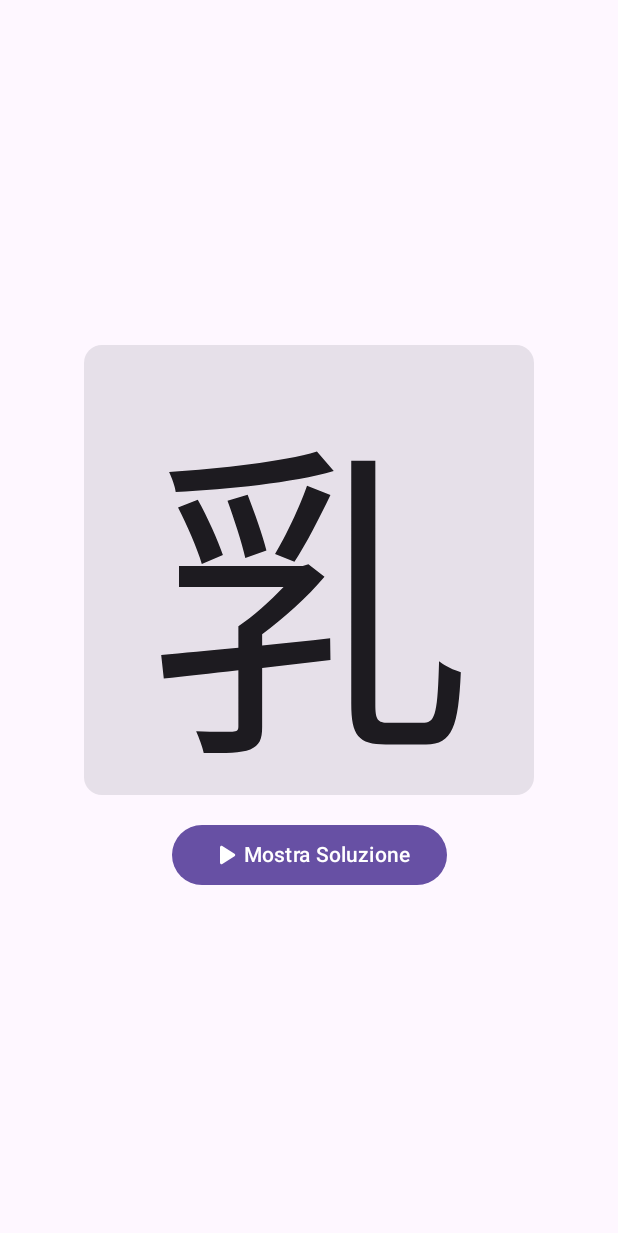
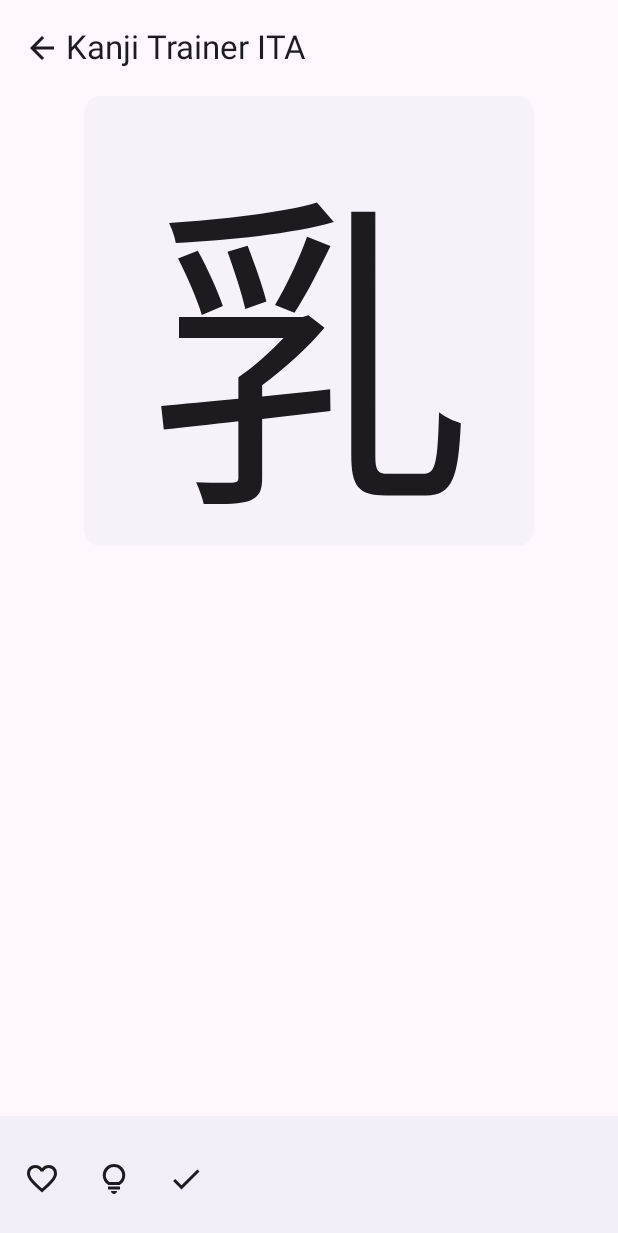
Before and after one commit to EmmanueleVilla/kanji_cards, an Android app built with Jetpack Compose: the @Preview function KanjiCardPreview, on a phone screen of 412 x 824 dp. Shown: the top 1233 px of the screen. Run offline under Robolectric (Android 15) with nearby library versions, the phone set to English and light mode, and no system bars; network calls fail.

Commit message:
update ui

```diff
--- a/app/build.gradle.kts
+++ b/app/build.gradle.kts
@@ -69,4 +69,6 @@ dependencies {
     debugImplementation("androidx.compose.ui:ui-test-manifest")
     implementation("androidx.lifecycle:lifecycle-runtime-ktx:2.6.2")
     implementation("androidx.navigation:navigation-compose:2.7.5")
+    implementation("androidx.datastore:datastore-preferences:1.0.0")
+    implementation("com.google.code.gson:gson:2.10.1")
 }
--- a/app/src/main/java/com/shadowings/kanjitrainerita/Card.kt
+++ b/app/src/main/java/com/shadowings/kanjitrainerita/Card.kt
@@ -1,7 +1,6 @@
 package com.shadowings.kanjitrainerita
 
-import androidx.compose.foundation.layout.Arrangement
-import androidx.compose.foundation.layout.Box
+import androidx.compose.animation.AnimatedVisibility
 import androidx.compose.foundation.layout.Column
 import androidx.compose.foundation.layout.Row
 import androidx.compose.foundation.layout.Spacer
@@ -13,14 +12,18 @@ import androidx.compose.foundation.layout.width
 import androidx.compose.foundation.rememberScrollState
 import androidx.compose.foundation.verticalScroll
 import androidx.compose.material.icons.Icons
-import androidx.compose.material.icons.rounded.PlayArrow
-import androidx.compose.material3.Button
-import androidx.compose.material3.Card
-import androidx.compose.material3.CircularProgressIndicator
+import androidx.compose.material.icons.filled.ArrowBack
+import androidx.compose.material.icons.filled.Done
+import androidx.compose.material3.BottomAppBar
+import androidx.compose.material3.ElevatedCard
+import androidx.compose.material3.ExperimentalMaterial3Api
 import androidx.compose.material3.Icon
+import androidx.compose.material3.IconButton
 import androidx.compose.material3.MaterialTheme
+import androidx.compose.material3.Scaffold
 import androidx.compose.material3.Surface
 import androidx.compose.material3.Text
+import androidx.compose.material3.TopAppBar
 import androidx.compose.runtime.Composable
 import androidx.compose.runtime.getValue
 import androidx.compose.runtime.mutableStateOf
@@ -28,6 +31,7 @@ import androidx.compose.runtime.remember
 import androidx.compose.runtime.setValue
 import androidx.compose.ui.Alignment
 import androidx.compose.ui.Modifier
+import androidx.compose.ui.res.painterResource
 import androidx.compose.ui.text.style.TextAlign
 import androidx.compose.ui.tooling.preview.Preview
 import androidx.compose.ui.unit.dp
@@ -61,7 +65,7 @@ fun KanjiCardPreview() {
                             meaning = "latte materno"
                         ),
                     ),
-                    seenCount = 0
+                    happiness = 0
                 ),
                 {}
             )
@@ -69,20 +73,74 @@ fun KanjiCardPreview() {
     }
 }
 
+@OptIn(ExperimentalMaterial3Api::class)
 @Composable
-fun KanjiCard(kanjiInfo: KanjiInfo?, nextKanji: () -> Unit) {
+fun KanjiCard(info: KanjiInfo, nextKanji: () -> Unit) {
+    var showHint by remember { mutableStateOf(false) }
     var showAnswer by remember { mutableStateOf(false) }
 
-    kanjiInfo?.let { info ->
+    Scaffold(
+        topBar = {
+            TopAppBar(
+                title = {
+                    Text(text = "Kanji Trainer ITA")
+                },
+                navigationIcon = {
+                    Row(Modifier.padding(start = 12.dp)) {
+                        Icon(Icons.Default.ArrowBack, contentDescription = "Back")
+                    }
+                }
+            )
+        },
+        bottomBar = {
+            BottomAppBar(
+                actions = {
+                    Row(
+                        verticalAlignment = Alignment.CenterVertically,
+                    ) {
+                        IconButton(onClick = {
+
+                        }) {
+                            Icon(
+                                painter = painterResource(id = R.drawable.ic_fav_empty),
+                                contentDescription = "Favourite"
+                            )
+                        }
+
+                        IconButton(onClick = {
+                            showHint = true
+                        }) {
+                            Icon(
+                                painter = painterResource(id = R.drawable.ic_hint),
+                                contentDescription = "Hint"
+                            )
+                        }
+
+                        IconButton(onClick = {
+                            showAnswer = true
+                        }) {
+                            Icon(
+                                Icons.Default.Done,
+                                contentDescription = "Done"
+                            )
+                        }
+                    }
+                })
+        }
+    ) { paddingValues ->
         Column(
             Modifier
                 .fillMaxSize()
-                .verticalScroll(rememberScrollState())
-                .padding(16.dp),
-            horizontalAlignment = Alignment.CenterHorizontally,
-            verticalArrangement = Arrangement.Center
+                .padding(
+                    bottom = paddingValues.calculateBottomPadding(),
+                    top = paddingValues.calculateTopPadding(),
+                    start = 16.dp,
+                    end = 16.dp
+                )
+                .verticalScroll(rememberScrollState()),
+            horizontalAlignment = Alignment.CenterHorizontally
         ) {
-            Card(Modifier.size(300.dp)) {
+            ElevatedCard(Modifier.size(300.dp)) {
                 Text(
                     modifier = Modifier.fillMaxSize(),
                     text = info.kanji,
@@ -90,25 +148,10 @@ fun KanjiCard(kanjiInfo: KanjiInfo?, nextKanji: () -> Unit) {
                     textAlign = TextAlign.Center
                 )
             }
-            if (!showAnswer) {
+
             Spacer(modifier = Modifier.size(16.dp))
-                Button(onClick = {
-                    showAnswer = true
-                }) {
-                    Row(
-                        verticalAlignment = Alignment.CenterVertically,
-                        horizontalArrangement = Arrangement.Center
-                    ) {
-                        Icon(
-                            Icons.Rounded.PlayArrow,
-                            contentDescription = "icona-bottone-soluzione"
-                        )
-                        Text(text = "Mostra Soluzione")
-                    }
-                }
-            } else {
-                Spacer(modifier = Modifier.size(16.dp))
-                Card(Modifier.width(300.dp)) {
+            AnimatedVisibility(visible = showHint || showAnswer) {
+                ElevatedCard(Modifier.width(300.dp)) {
                     Text(
                         modifier = Modifier
                             .fillMaxWidth()
@@ -126,9 +169,12 @@ fun KanjiCard(kanjiInfo: KanjiInfo?, nextKanji: () -> Unit) {
                         textAlign = TextAlign.Center
                     )
                 }
+            }
 
+            AnimatedVisibility(visible = showHint) {
+                Column {
                     Spacer(modifier = Modifier.size(16.dp))
-                Card(Modifier.width(300.dp)) {
+                    ElevatedCard(Modifier.width(300.dp)) {
                         Text(
                             modifier = Modifier
                                 .fillMaxWidth()
@@ -147,7 +193,7 @@ fun KanjiCard(kanjiInfo: KanjiInfo?, nextKanji: () -> Unit) {
                         )
                     }
                     Spacer(modifier = Modifier.size(16.dp))
-                Card(Modifier.width(300.dp)) {
+                    ElevatedCard(Modifier.width(300.dp)) {
                         Text(
                             modifier = Modifier
                                 .fillMaxWidth()
@@ -175,27 +221,8 @@ fun KanjiCard(kanjiInfo: KanjiInfo?, nextKanji: () -> Unit) {
                             )
                         }
                     }
-                Spacer(modifier = Modifier.size(16.dp))
-                Button(onClick = {
-                    nextKanji()
-                    showAnswer = false
-                }) {
-                    Row(
-                        verticalAlignment = Alignment.CenterVertically,
-                        horizontalArrangement = Arrangement.Center
-                    ) {
-                        Icon(
-                            Icons.Rounded.PlayArrow,
-                            contentDescription = "icona-bottone-prossima"
-                        )
-                        Text(text = "Prossima Carta")
                 }
             }
         }
     }
-    } ?: run {
-        Box(Modifier.fillMaxSize(), contentAlignment = Alignment.Center) {
-            CircularProgressIndicator()
 }
-    }
-}
--- a/app/src/main/java/com/shadowings/kanjitrainerita/KanjiInfo.kt
+++ b/app/src/main/java/com/shadowings/kanjitrainerita/KanjiInfo.kt
@@ -7,6 +7,6 @@ data class KanjiInfo(
     val meaning: String,
     val story: String,
     val words: List<WordInfo> = listOf(),
-    val seenCount: Int,
+    val happiness: Int,
     val searchString: String = "$kanji $meaning ${words.joinToString { it.kana + it.kanji + it.meaning }}"
 )
--- /dev/null
+++ b/app/src/main/res/drawable/ic_fav_empty.xml
@@ -0,0 +1,9 @@
+<vector xmlns:android="http://schemas.android.com/apk/res/android"
+    android:width="24dp"
+    android:height="24dp"
+    android:viewportWidth="960"
+    android:viewportHeight="960">
+  <path
+      android:fillColor="#FF000000"
+      android:pathData="m480,840 l-58,-52q-101,-91 -167,-157T150,512.5Q111,460 95.5,416T80,326q0,-94 63,-157t157,-63q52,0 99,22t81,62q34,-40 81,-62t99,-22q94,0 157,63t63,157q0,46 -15.5,90T810,512.5Q771,565 705,631T538,788l-58,52ZM480,732q96,-86 158,-147.5t98,-107q36,-45.5 50,-81t14,-70.5q0,-60 -40,-100t-100,-40q-47,0 -87,26.5T518,280h-76q-15,-41 -55,-67.5T300,186q-60,0 -100,40t-40,100q0,35 14,70.5t50,81q36,45.5 98,107T480,732ZM480,459Z"/>
+</vector>
--- /dev/null
+++ b/app/src/main/res/drawable/ic_hint.xml
@@ -0,0 +1,9 @@
+<vector xmlns:android="http://schemas.android.com/apk/res/android"
+    android:width="24dp"
+    android:height="24dp"
+    android:viewportWidth="960"
+    android:viewportHeight="960">
+  <path
+      android:fillColor="#FF000000"
+      android:pathData="M480,880q-33,0 -56.5,-23.5T400,800h160q0,33 -23.5,56.5T480,880ZM320,760v-80h320v80L320,760ZM330,640q-69,-41 -109.5,-110T180,380q0,-125 87.5,-212.5T480,80q125,0 212.5,87.5T780,380q0,81 -40.5,150T630,640L330,640ZM354,560h252q45,-32 69.5,-79T700,380q0,-92 -64,-156t-156,-64q-92,0 -156,64t-64,156q0,54 24.5,101t69.5,79ZM480,560Z"/>
+</vector>
```
Also changed, not shown: app/src/main/java/com/shadowings/kanjitrainerita/HomeComposable.kt (+8 -16 lines), app/src/main/java/com/shadowings/kanjitrainerita/KanjiListItem.kt (+1 -8 lines), app/src/main/java/com/shadowings/kanjitrainerita/MainViewModel.kt (+4 -5 lines), app/src/main/java/com/shadowings/kanjitrainerita/PreferenceManager.kt (added, +45 -0 lines), app/src/main/java/com/shadowings/kanjitrainerita/SortedBy.kt (added, +7 -0 lines), app/src/main/java/com/shadowings/kanjitrainerita/StudyDialog.kt (+42 -5 lines), app/src/main/res/drawable/ic_fav_filled.xml (added, +9 -0 lines), app/src/main/res/drawable/ic_sort_hot.xml (deleted, +0 -15 lines), app/src/main/res/drawable/ic_sort_mood.xml (added, +15 -0 lines). Lines whose indentation alone changed are shown as unchanged.
